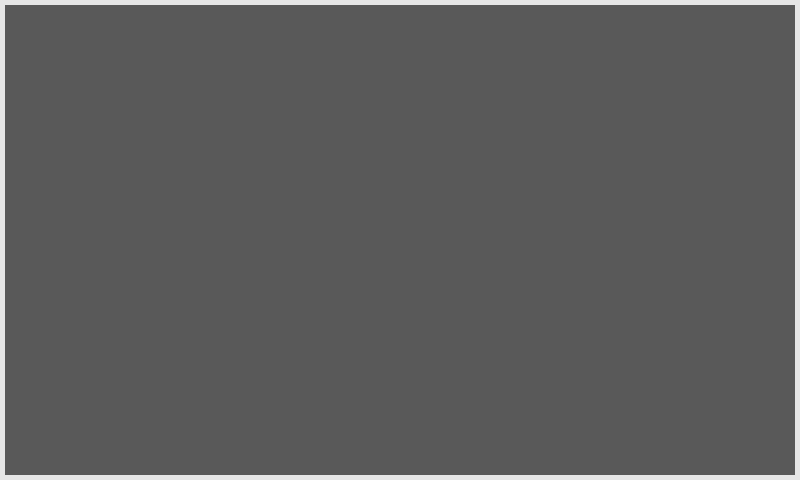
Before: the Qt Designer form ui/main.ui in samissa730/NexusRFIDReader_Git, drawn with Qt 5.
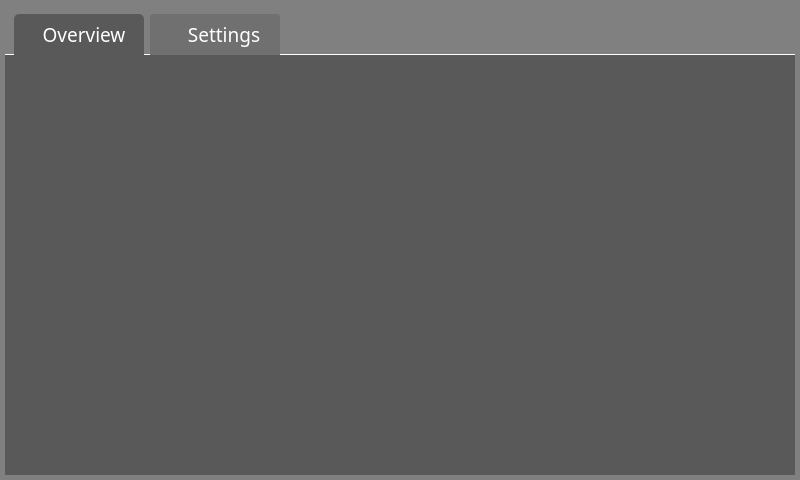
After: the same form once the commit is applied. Icons and pictures are not drawn.

Commit message: Add SettingsScreen and integrate into main application. Update UI to include navigation buttons for Overview and Settings, enhancing user experience. Refactor styles for better visual consistency.

What changed in the file:
```diff
--- a/ui/main.ui
+++ b/ui/main.ui
@@ -13,9 +13,6 @@
   <property name="windowTitle">
    <string>NexusRFIDReader</string>
   </property>
-  <property name="styleSheet">
-   <string notr="true">background-color: #e6e6e6;</string>
-  </property>
   <widget class="QWidget" name="centralwidget">
    <property name="minimumSize">
     <size>
@@ -25,12 +22,14 @@
    </property>
    <property name="maximumSize">
     <size>
-     <width>16777215</width>
-     <height>16777215</height>
+     <width>800</width>
+     <height>480</height>
     </size>
    </property>
    <property name="styleSheet">
-    <string notr="true"/>
+    <string notr="true">#centralwidget{
+background-color: #808080;
+}</string>
    </property>
    <layout class="QVBoxLayout" name="verticalLayout">
     <property name="spacing">
@@ -48,6 +47,139 @@
     <property name="bottomMargin">
      <number>5</number>
     </property>
+    <item>
+     <widget class="QWidget" name="header" native="true">
+      <property name="minimumSize">
+       <size>
+        <width>0</width>
+        <height>50</height>
+       </size>
+      </property>
+      <property name="maximumSize">
+       <size>
+        <width>16777215</width>
+        <height>60</height>
+       </size>
+      </property>
+      <property name="styleSheet">
+       <string notr="true">#header {
+  background-color: #808080;
+  border-top-right-radius: 3px;
+  border-top-left-radius: 3px;
+  border-bottom: 1px solid #FFFFFF;
+}</string>
+      </property>
+      <layout class="QHBoxLayout" name="horizontalLayout">
+       <property name="bottomMargin">
+        <number>0</number>
+       </property>
+       <item>
+        <widget class="QToolButton" name="btn_overview">
+         <property name="sizePolicy">
+          <sizepolicy hsizetype="Fixed" vsizetype="Preferred">
+           <horstretch>0</horstretch>
+           <verstretch>0</verstretch>
+          </sizepolicy>
+         </property>
+         <property name="minimumSize">
+          <size>
+           <width>130</width>
+           <height>0</height>
+          </size>
+         </property>
+         <property name="font">
+          <font>
+           <family>Gilroy</family>
+           <pointsize>14</pointsize>
+          </font>
+         </property>
+         <property name="styleSheet">
+          <string notr="true">color: #FFFFFF;
+background-color: #595959;
+border-top-right-radius: 5px;
+border-top-left-radius: 5px;
+padding-left: 10px;</string>
+         </property>
+         <property name="text">
+          <string> Overview </string>
+         </property>
+         <property name="icon">
+          <iconset resource="pl.qrc">
+           <normaloff>:/img/img/home.png</normaloff>:/img/img/home.png</iconset>
+         </property>
+         <property name="iconSize">
+          <size>
+           <width>24</width>
+           <height>24</height>
+          </size>
+         </property>
+         <property name="toolButtonStyle">
+          <enum>Qt::ToolButtonStyle::ToolButtonTextBesideIcon</enum>
+         </property>
+        </widget>
+       </item>
+       <item>
+        <widget class="QToolButton" name="btn_settings">
+         <property name="sizePolicy">
+          <sizepolicy hsizetype="Fixed" vsizetype="Preferred">
+           <horstretch>0</horstretch>
+           <verstretch>0</verstretch>
+          </sizepolicy>
+         </property>
+         <property name="minimumSize">
+          <size>
+           <width>130</width>
+           <height>0</height>
+          </size>
+         </property>
+         <property name="font">
+          <font>
+           <family>Gilroy</family>
+           <pointsize>14</pointsize>
+          </font>
+         </property>
+         <property name="styleSheet">
+          <string notr="true">color: #FFFFFF;
+border: none;
+border-top-right-radius: 3px;
+border-top-left-radius: 3px;
+background-color: #707070;
+padding-left: 18px;</string>
+         </property>
+         <property name="text">
+          <string>Settings</string>
+         </property>
+         <property name="icon">
+          <iconset resource="pl.qrc">
+           <normaloff>:/img/img/gear-48.png</normaloff>:/img/img/gear-48.png</iconset>
+         </property>
+         <property name="iconSize">
+          <size>
+           <width>24</width>
+           <height>24</height>
+          </size>
+         </property>
+         <property name="toolButtonStyle">
+          <enum>Qt::ToolButtonStyle::ToolButtonTextBesideIcon</enum>
+         </property>
+        </widget>
+       </item>
+       <item>
+        <spacer name="horizontalSpacer">
+         <property name="orientation">
+          <enum>Qt::Orientation::Horizontal</enum>
+         </property>
+         <property name="sizeHint" stdset="0">
+          <size>
+           <width>181</width>
+           <height>20</height>
+          </size>
+         </property>
+        </spacer>
+       </item>
+      </layout>
+     </widget>
+    </item>
     <item>
      <widget class="QStackedWidget" name="stack">
       <property name="styleSheet">
```
The commit also changes 6 other files.
